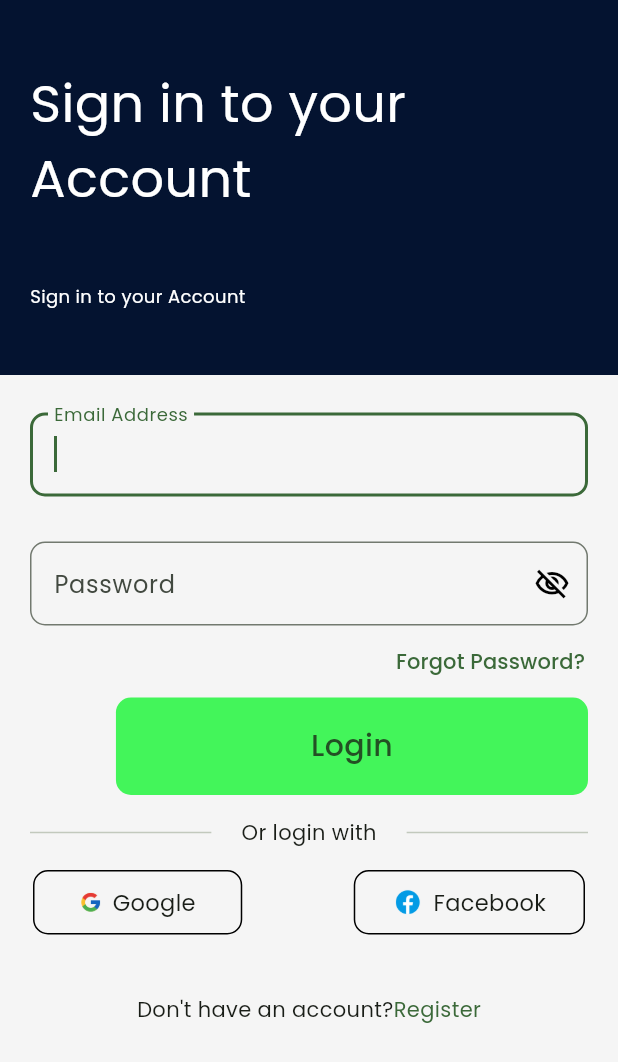
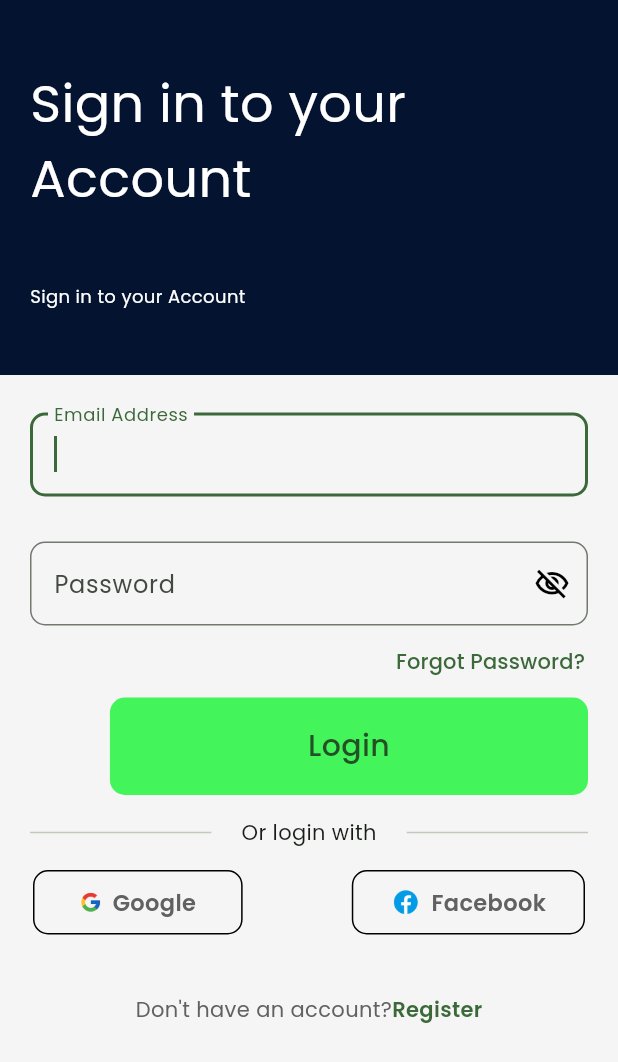
Before and after one commit to Emtee100/Database_app, a Flutter app: the screen it shows after launch, on a phone screen of 412 x 824 dp. Shown: the top 1062 px of the screen. Run offline on Flutter 3.47's test engine with Material 2 defaults, Android fonts, the phone set to English and light mode, and no system bars; our stand-ins replace google_fonts.

Commit message:
Register page created

```diff
--- a/lib/loginpage.dart
+++ b/lib/loginpage.dart
@@ -1,5 +1,6 @@
 // ignore_for_file: camel_case_types
 
+import 'package:database/signupPage.dart';
 import 'package:flutter/material.dart';
 import 'package:google_fonts/google_fonts.dart';
 
@@ -24,6 +25,7 @@ class _LoginPageState extends State<LoginPage> {
     return Scaffold(
       backgroundColor: Colors.grey.shade100,
       body: SingleChildScrollView(
+        physics: BouncingScrollPhysics(),
         child: Column(
           children: [
             Container(
@@ -117,7 +119,7 @@ class _LoginPageState extends State<LoginPage> {
                     Container(
                       margin: const EdgeInsets.symmetric(horizontal: 20.0),
                       padding: const EdgeInsets.symmetric(
-                          horizontal: 130.0, vertical: 18.0),
+                          horizontal: 132.0, vertical: 18.0),
                       decoration: BoxDecoration(
                           borderRadius: BorderRadius.circular(10),
                           color: Color.fromARGB(244, 59, 245, 83)),
@@ -180,7 +182,10 @@ class _LoginPageState extends State<LoginPage> {
                               ),
                               Text(
                                 "Google",
-                                style: GoogleFonts.poppins(fontSize: 15),
+                                style: GoogleFonts.poppins(
+                                    fontSize: 15,
+                                    fontWeight: FontWeight.w600,
+                                    color: Colors.grey.shade700),
                               )
                             ]),
                           ),
@@ -201,23 +206,38 @@ class _LoginPageState extends State<LoginPage> {
                                   const SizedBox(
                                     width: 7.0,
                                   ),
-                                  Text(
-                                    "Facebook",
-                                    style: GoogleFonts.poppins(fontSize: 15),
-                                  )
+                                  Text("Facebook",
+                                      style: GoogleFonts.poppins(
+                                          fontSize: 15,
+                                          fontWeight: FontWeight.w600,
+                                          color: Colors.grey.shade700))
                                 ]),
                           )
                         ],
                       ),
                     ),
 
-                    const SizedBox(height: 40.0,),
+                    const SizedBox(
+                      height: 40.0,
+                    ),
 
                     Row(
                       mainAxisAlignment: MainAxisAlignment.center,
                       children: [
-                        Text("Don't have an account?",style: GoogleFonts.poppins(),),
-                        Text("Register", style: GoogleFonts.poppins(color: Theme.of(context).colorScheme.primary),)
+                        Text(
+                          "Don't have an account?",
+                          style:
+                              GoogleFonts.poppins(color: Colors.grey.shade700),
+                        ),
+                        GestureDetector(
+                          onTap: () => Navigator.push(context, MaterialPageRoute(builder: (context) => const SignUpForm())),
+                          child: Text(
+                            "Register",
+                            style: GoogleFonts.poppins(
+                                color: Theme.of(context).colorScheme.primary,
+                                fontWeight: FontWeight.w600),
+                          ),
+                        )
                       ],
                     )
                   ],
```
Also changed, not shown: lib/signupPage.dart (added, +200 -0 lines).
